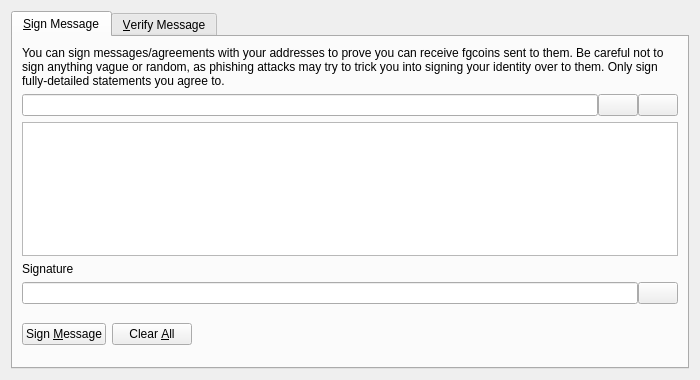
This is src/qt/forms/signverifymessagedialog.ui in seockjunchoi/freecoin as Qt 5 draws it before an edit. The edited form follows.
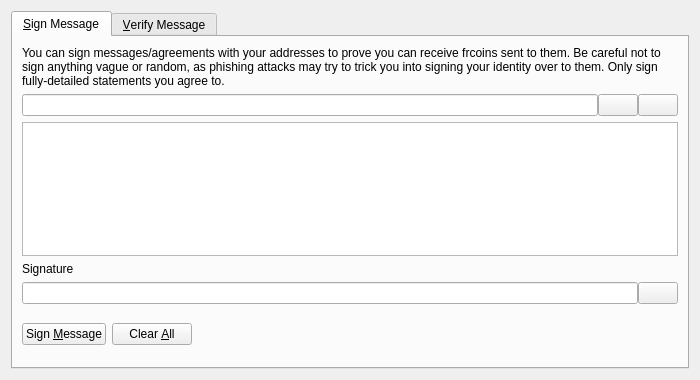
This is the edited form. Icons and pictures are not drawn. Custom widgets are drawn as their Qt base class.

Commit message: fgcoin -> frcoin

Diff of the .ui file:
```diff
--- a/src/qt/forms/signverifymessagedialog.ui
+++ b/src/qt/forms/signverifymessagedialog.ui
@@ -30,7 +30,7 @@
        <item>
         <widget class="QLabel" name="infoLabel_SM">
          <property name="text">
-          <string>You can sign messages/agreements with your addresses to prove you can receive fgcoins sent to them. Be careful not to sign anything vague or random, as phishing attacks may try to trick you into signing your identity over to them. Only sign fully-detailed statements you agree to.</string>
+          <string>You can sign messages/agreements with your addresses to prove you can receive frcoins sent to them. Be careful not to sign anything vague or random, as phishing attacks may try to trick you into signing your identity over to them. Only sign fully-detailed statements you agree to.</string>
          </property>
          <property name="textFormat">
           <enum>Qt::PlainText</enum>
```
Left out of the diff: 8 changed lines with no effect on the pictures. The commit also changes 187 other files.
